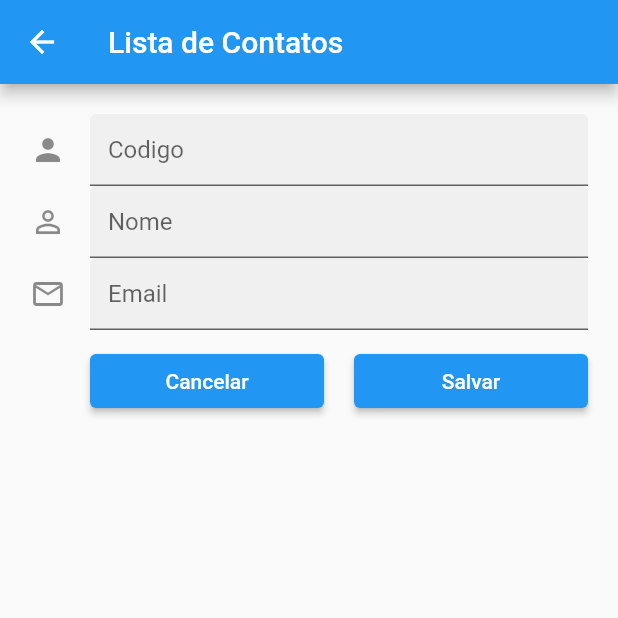
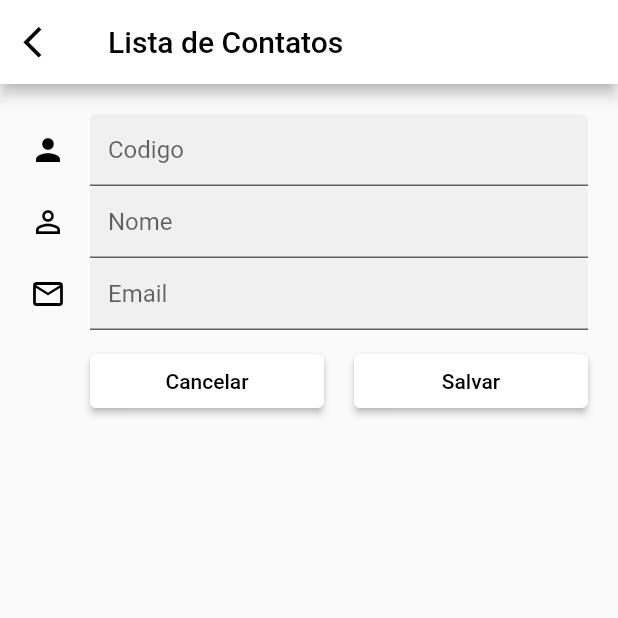
Before and after one commit to dedsdead/flutter-lista-contatos, a Flutter app: the screen it shows after launch, after a tap on the "add" icon, on a phone screen of 412 x 824 dp, the top half of it. Run offline on Flutter 3.47's test engine with Material 2 defaults, Android fonts, the light colour scheme and no system bars; our stand-ins replace hive, hive_flutter; accounts and stored records are empty.

Commit message:
fix: theme
little change in the colors of the app

```diff
--- a/lib/contact_list_view.dart
+++ b/lib/contact_list_view.dart
@@ -39,9 +39,13 @@ class _ContactListViewState extends State<ContactListView> {
           elevation: 0.0,
           child: ExpansionTile(
             title: Text(
-                "${widget.users.values.elementAt(index).userId}: ${widget.users.values.elementAt(index).userName}",
-                style:
-                    const TextStyle(fontWeight: FontWeight.bold, fontSize: 18)),
+              "${widget.users.values.elementAt(index).userId}: ${widget.users.values.elementAt(index).userName}",
+              style: const TextStyle(
+                fontWeight: FontWeight.bold,
+                fontSize: 18,
+                color: Colors.black,
+              ),
+            ),
             subtitle: Text(widget.users.values.elementAt(index).userEmail),
             children: <Widget>[
               Row(
--- a/lib/form_contact.dart
+++ b/lib/form_contact.dart
@@ -52,7 +52,24 @@ class FormContact extends StatelessWidget {
     return Form(
       key: _formKey,
       child: Scaffold(
-        appBar: AppBar(title: const Text("Lista de Contatos")),
+        appBar: AppBar(
+          leading: IconButton(
+            iconSize: 25,
+            color: Colors.black,
+            splashRadius: 25,
+            alignment: Alignment.center,
+            onPressed: () {
+              Navigator.of(context).pop();
+            },
+            icon: const Icon(
+              Icons.arrow_back_ios,
+            ),
+          ),
+          title: const Text(
+            "Lista de Contatos",
+            style: TextStyle(color: Colors.black),
+          ),
+        ),
         body: SingleChildScrollView(
           padding: const EdgeInsets.all(20),
           child: Column(
@@ -72,7 +89,10 @@ class FormContact extends StatelessWidget {
                             _formKey.currentState?.save();
                             Navigator.of(context).pop();
                           },
-                          child: const Text("Cancelar"),
+                          child: const Text(
+                            "Cancelar",
+                            style: TextStyle(color: Colors.black),
+                          ),
                         ),
                       ),
                       const SizedBox(width: 20),
@@ -99,7 +119,10 @@ class FormContact extends StatelessWidget {
                               }
                             }
                           },
-                          child: const Text("Salvar"),
+                          child: const Text(
+                            "Salvar",
+                            style: TextStyle(color: Colors.black),
+                          ),
                         ),
                       ),
                     ]),
--- a/lib/form_contact_fielder.dart
+++ b/lib/form_contact_fielder.dart
@@ -19,7 +19,14 @@ class FormContactFielder extends StatelessWidget {
       controller: controller,
       keyboardType: textInputType,
       decoration: InputDecoration(
-          hintText: hintText, filled: true, icon: Icon(iconData)),
+        focusColor: Colors.black,
+        hintText: hintText,
+        filled: true,
+        icon: Icon(
+          iconData,
+          color: Colors.black,
+        ),
+      ),
       validator: (value) {
         if (value == null || value.trim().isEmpty) {
           return 'Campo $hintText não pode ser vazio!';
--- a/lib/home_contact.dart
+++ b/lib/home_contact.dart
@@ -26,22 +26,17 @@ class _HomeContactState extends State<HomeContact> {
       body: CustomScrollView(
         slivers: <Widget>[
           const SliverAppBar(
-            backgroundColor: Colors.white,
             expandedHeight: 200,
             flexibleSpace: FlexibleSpaceBar(
               titlePadding: EdgeInsets.only(bottom: 50.0),
               centerTitle: true,
               title: Text(
-                style: TextStyle(
-                  color: Colors.black,
-                ),
                 'Contatos',
               ),
             ),
           ),
           SliverAppBar(
             elevation: 0,
-            shadowColor: Colors.black,
             actions: <Widget>[
               IconButton(
                 splashRadius: 25,
@@ -60,7 +55,6 @@ class _HomeContactState extends State<HomeContact> {
                 },
               ),
             ],
-            backgroundColor: Colors.white,
             pinned: true,
           ),
           SliverList(
--- a/lib/main.dart
+++ b/lib/main.dart
@@ -17,6 +17,14 @@ void main() async {
 
   runApp(
     MaterialApp(
+      theme: ThemeData(
+        primaryColor: Colors.white,
+        colorScheme: const ColorScheme.light(
+            background: Colors.white,
+            shadow: Colors.black,
+            primary: Colors.white,
+            secondary: Colors.white),
+      ),
       routes: {
         Routes.home: (context) => const HomeContact(),
         Routes.form: (context) => FormContact(),
--- a/lib/search_contact.dart
+++ b/lib/search_contact.dart
@@ -30,15 +30,11 @@ class _SearchContactState extends State<SearchContact> {
       body: CustomScrollView(slivers: <Widget>[
         const SliverAppBar(
           automaticallyImplyLeading: false,
-          backgroundColor: Colors.white,
           expandedHeight: 200,
           flexibleSpace: FlexibleSpaceBar(
             titlePadding: EdgeInsets.only(bottom: 50.0),
             centerTitle: true,
             title: Text(
-              style: TextStyle(
-                color: Colors.black,
-              ),
               'Pesquisar',
             ),
           ),
@@ -53,8 +49,8 @@ class _SearchContactState extends State<SearchContact> {
                 alignment: Alignment.topCenter,
                 onPressed: () => searchController.clear(),
                 icon: const Icon(Icons.clear),
+                color: Colors.black,
                 splashRadius: 25,
-                color: Colors.black,
               ),
             ),
             controller: searchController,
```
